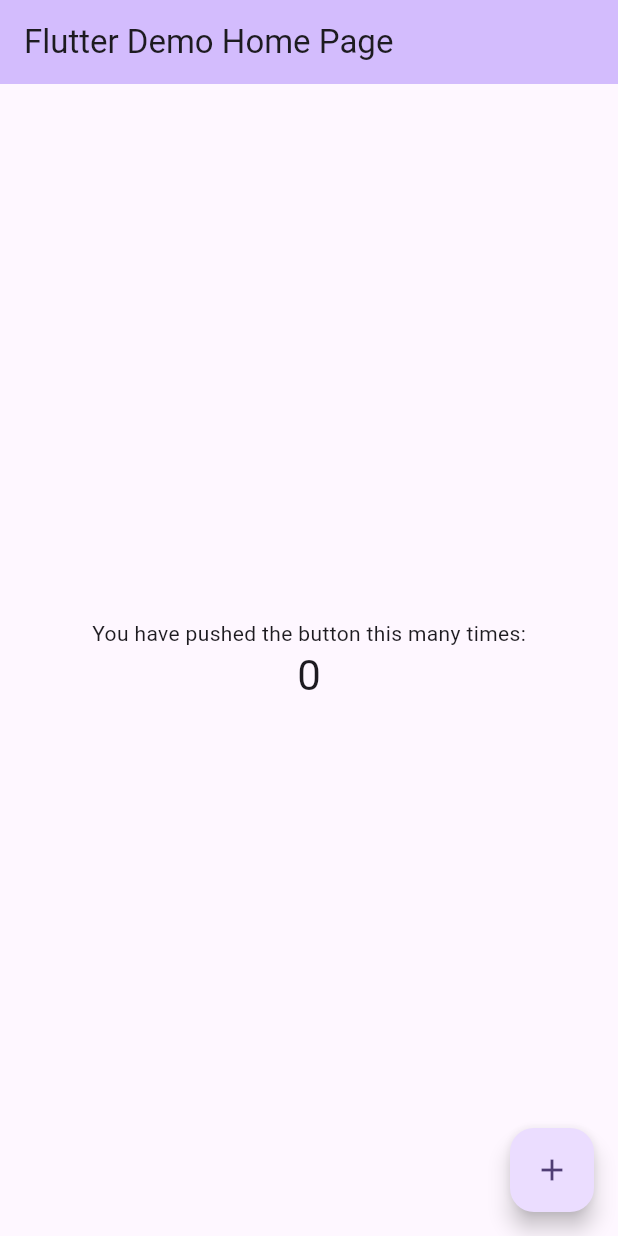
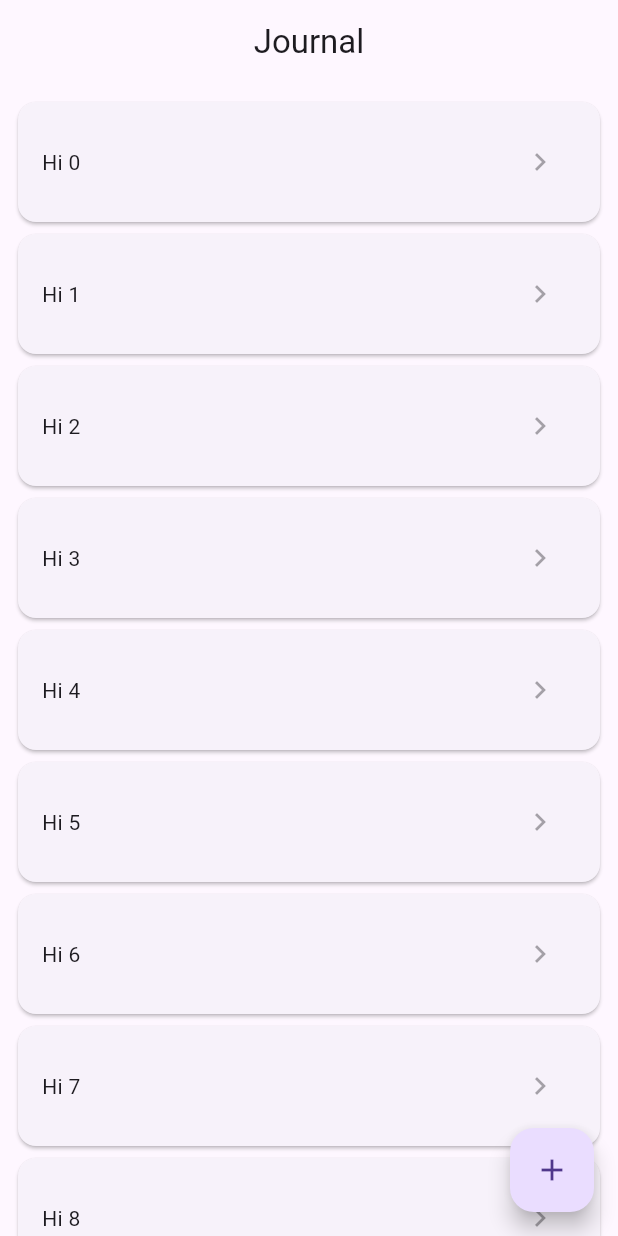
Before and after one commit to Arkitx11/journal, a Flutter app: the screen it shows after launch, on a phone screen of 412 x 824 dp. Run offline on Flutter 3.47's test engine with Material 3 defaults, Android fonts, the phone set to English and light mode, and no system bars.

Commit message:
feat: add basic layout for multiple pages
Created basic layout for various screens to be included in v0.1.
Created placeholder data under data directory

```diff
--- /dev/null
+++ b/lib/data/entry.dart
@@ -0,0 +1,8 @@
+class Entry {
+  final int id;
+  final String title;
+  final String description;
+
+  const Entry(
+      {required this.id, required this.title, required this.description});
+}
--- /dev/null
+++ b/lib/data/entryList.dart
@@ -0,0 +1,6 @@
+import 'package:journal/data/entry.dart';
+
+var entries = List<Entry>.generate(
+    20,
+    (int index) => Entry(
+        id: index, title: "Hi $index", description: "Heya Amigos $index"));
--- a/lib/main.dart
+++ b/lib/main.dart
@@ -1,125 +1,17 @@
 import 'package:flutter/material.dart';
+import 'package:journal/ui/home_screen.dart';
 
 void main() {
-  runApp(const MyApp());
+  runApp(JournalApp());
 }
 
-class MyApp extends StatelessWidget {
-  const MyApp({super.key});
+class JournalApp extends StatelessWidget {
+  const JournalApp({super.key});
 
-  // This widget is the root of your application.
   @override
   Widget build(BuildContext context) {
     return MaterialApp(
-      title: 'Flutter Demo',
-      theme: ThemeData(
-        // This is the theme of your application.
-        //
-        // TRY THIS: Try running your application with "flutter run". You'll see
-        // the application has a purple toolbar. Then, without quitting the app,
-        // try changing the seedColor in the colorScheme below to Colors.green
-        // and then invoke "hot reload" (save your changes or press the "hot
-        // reload" button in a Flutter-supported IDE, or press "r" if you used
-        // the command line to start the app).
-        //
-        // Notice that the counter didn't reset back to zero; the application
-        // state is not lost during the reload. To reset the state, use hot
-        // restart instead.
-        //
-        // This works for code too, not just values: Most code changes can be
-        // tested with just a hot reload.
-        colorScheme: ColorScheme.fromSeed(seedColor: Colors.deepPurple),
-        useMaterial3: true,
-      ),
-      home: const MyHomePage(title: 'Flutter Demo Home Page'),
+      home: HomeScreen(),
     );
   }
 }
-
-class MyHomePage extends StatefulWidget {
-  const MyHomePage({super.key, required this.title});
-
-  // This widget is the home page of your application. It is stateful, meaning
-  // that it has a State object (defined below) that contains fields that affect
-  // how it looks.
-
-  // This class is the configuration for the state. It holds the values (in this
-  // case the title) provided by the parent (in this case the App widget) and
-  // used by the build method of the State. Fields in a Widget subclass are
-  // always marked "final".
-
-  final String title;
-
-  @override
-  State<MyHomePage> createState() => _MyHomePageState();
-}
-
-class _MyHomePageState extends State<MyHomePage> {
-  int _counter = 0;
-
-  void _incrementCounter() {
-    setState(() {
-      // This call to setState tells the Flutter framework that something has
-      // changed in this State, which causes it to rerun the build method below
-      // so that the display can reflect the updated values. If we changed
-      // _counter without calling setState(), then the build method would not be
-      // called again, and so nothing would appear to happen.
-      _counter++;
-    });
-  }
-
-  @override
-  Widget build(BuildContext context) {
-    // This method is rerun every time setState is called, for instance as done
-    // by the _incrementCounter method above.
-    //
-    // The Flutter framework has been optimized to make rerunning build methods
-    // fast, so that you can just rebuild anything that needs updating rather
-    // than having to individually change instances of widgets.
-    return Scaffold(
-      appBar: AppBar(
-        // TRY THIS: Try changing the color here to a specific color (to
-        // Colors.amber, perhaps?) and trigger a hot reload to see the AppBar
-        // change color while the other colors stay the same.
-        backgroundColor: Theme.of(context).colorScheme.inversePrimary,
-        // Here we take the value from the MyHomePage object that was created by
-        // the App.build method, and use it to set our appbar title.
-        title: Text(widget.title),
-      ),
-      body: Center(
-        // Center is a layout widget. It takes a single child and positions it
-        // in the middle of the parent.
-        child: Column(
-          // Column is also a layout widget. It takes a list of children and
-          // arranges them vertically. By default, it sizes itself to fit its
-          // children horizontally, and tries to be as tall as its parent.
-          //
-          // Column has various properties to control how it sizes itself and
-          // how it positions its children. Here we use mainAxisAlignment to
-          // center the children vertically; the main axis here is the vertical
-          // axis because Columns are vertical (the cross axis would be
-          // horizontal).
-          //
-          // TRY THIS: Invoke "debug painting" (choose the "Toggle Debug Paint"
-          // action in the IDE, or press "p" in the console), to see the
-          // wireframe for each widget.
-          mainAxisAlignment: MainAxisAlignment.center,
-          children: <Widget>[
-            const Text(
-              'You have pushed the button this many times:',
-            ),
-            Text(
-              '$_counter',
-              style: Theme.of(context).textTheme.headlineMedium,
-            ),
-          ],
-        ),
-      ),
-      floatingActionButton: FloatingActionButton(
-        onPressed: _incrementCounter,
-        tooltip: 'Increment',
-        child: const Icon(Icons.add),
-      ), // This trailing comma makes auto-formatting nicer for build methods.
-    );
-  }
-}
--- /dev/null
+++ b/lib/ui/home_screen.dart
@@ -0,0 +1,75 @@
+import 'package:flutter/material.dart';
+
+import '../data/entry.dart';
+import '../data/entryList.dart';
+
+class HomeScreen extends StatelessWidget {
+  const HomeScreen({super.key});
+
+  @override
+  Widget build(BuildContext context) {
+    return Scaffold(
+      floatingActionButton: FloatingActionButton(
+        onPressed: null,
+        child: Icon(Icons.add),
+      ),
+      body: JournalEntryList(),
+      appBar: AppBar(
+        centerTitle: true,
+        title: Text('Journal'),
+      ),
+    );
+  }
+}
+
+class JournalEntryList extends StatelessWidget {
+  final List<Entry> journalEntries = entries;
+
+  JournalEntryList({super.key});
+
+  @override
+  Widget build(BuildContext context) {
+    return ListView(
+      padding: EdgeInsets.all(8),
+      children: [
+        for (final entry in journalEntries)
+          JournalEntry(title: entry.title, onPress: null)
+      ],
+    );
+  }
+}
+
+class Journal extends StatelessWidget {
+  const Journal({super.key});
+
+  @override
+  Widget build(BuildContext context) {
+    return const Placeholder();
+  }
+}
+
+class JournalEntry extends StatelessWidget {
+  final String title;
+  final void Function()? onPress;
+
+  const JournalEntry({required this.title, required this.onPress, super.key});
+
+  @override
+  Widget build(BuildContext context) {
+    return Card(
+      surfaceTintColor: Theme.of(context).cardColor,
+      child: Padding(
+        padding: EdgeInsets.all(16),
+        child: Row(
+          children: [
+            Text(title),
+            Spacer(
+              flex: 1,
+            ),
+            IconButton(onPressed: onPress, icon: Icon(Icons.navigate_next))
+          ],
+        ),
+      ),
+    );
+  }
+}
```
Also changed, not shown: lib/ui/entry_screen.dart (added, +100 -0 lines), lib/ui/record_screen.dart (added, +24 -0 lines).
